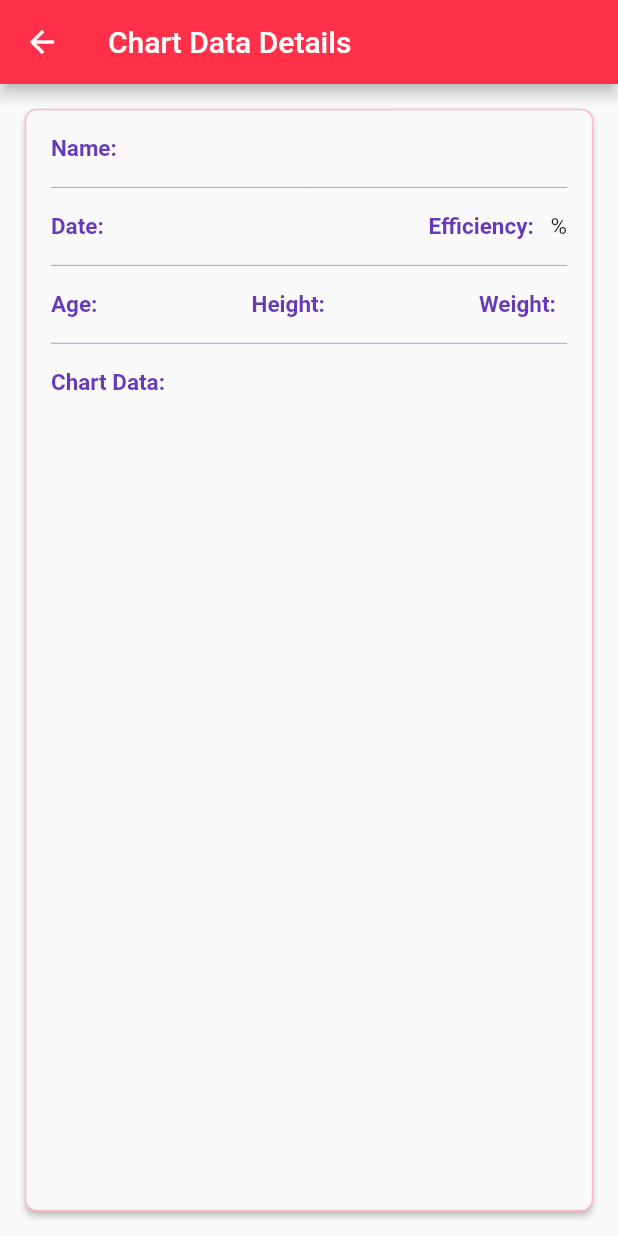
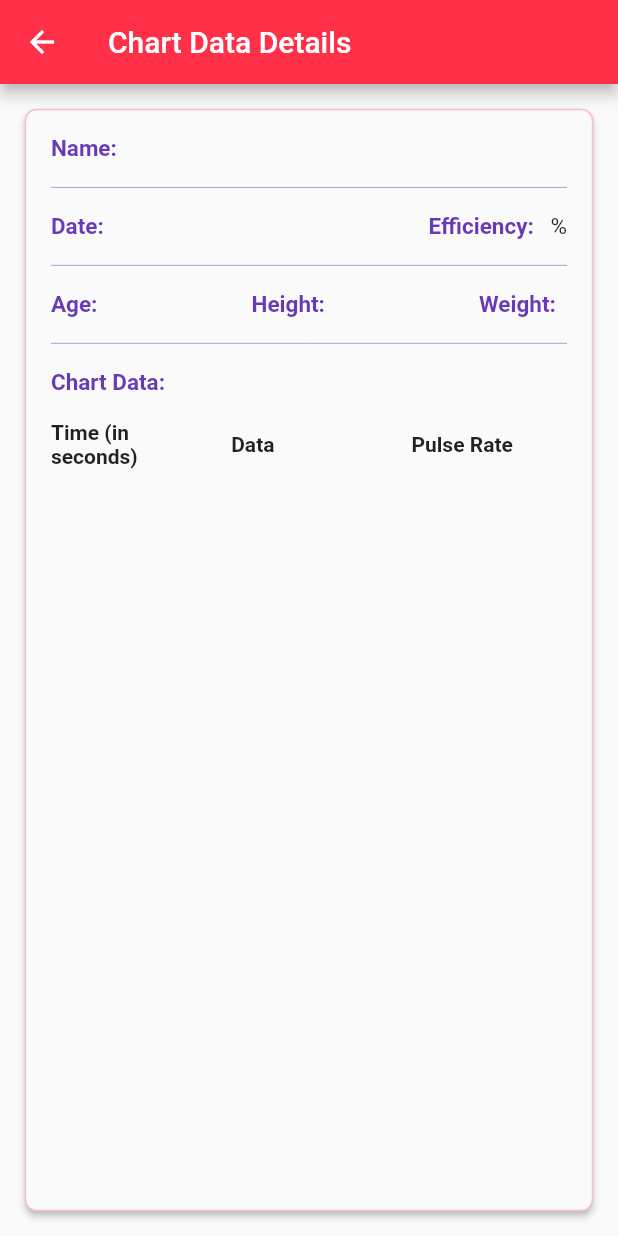
Before and after one commit to sdoshi983/ecg_monitoring_app, a Flutter app: the ChartDataDetailsPage screen opened directly with empty values, on a phone screen of 412 x 824 dp. Run offline on Flutter 3.47's test engine with Material 2 defaults, Android fonts, the phone set to English and light mode, and no system bars; our stand-ins replace audioplayers, cloud_firestore, firebase_core, firebase_database, lottie, shared_preferences and 1 more; accounts and stored records are empty.

Commit message:
stored and displayed chart data, added alert siren

```diff
--- a/lib/pages/chart_data_details_page.dart
+++ b/lib/pages/chart_data_details_page.dart
@@ -5,6 +5,7 @@ class ChartDataDetailsPage extends StatefulWidget {
   ChartDataDetailsPage({this.data});
 
   var data;
+
   @override
   State<ChartDataDetailsPage> createState() => _ChartDataDetailsPageState();
 }
@@ -33,19 +34,16 @@ class _ChartDataDetailsPageState extends State<ChartDataDetailsPage> {
             borderRadius: BorderRadius.circular(8),
             child: InkWell(
               onTap: () {
-                Future.delayed(Duration(milliseconds: 300), (){
-
-                });
+                Future.delayed(Duration(milliseconds: 300), () {});
               },
               child: Container(
                 decoration: BoxDecoration(
                     borderRadius: BorderRadius.circular(8),
-                    border:
-                    Border.all(color: themeColor.withOpacity(0.3))),
+                    border: Border.all(color: themeColor.withOpacity(0.3))),
                 padding: EdgeInsets.symmetric(
                   horizontal: width * 0.04,
-                  vertical: height * 0.02,
-                ),
+                  // vertical: height * 0.02,
+                ).copyWith(top: height * 0.02),
                 child: Column(
                   crossAxisAlignment: CrossAxisAlignment.start,
                   children: [
@@ -206,6 +204,86 @@ class _ChartDataDetailsPageState extends State<ChartDataDetailsPage> {
                         fontSize: 15,
                       ),
                     ),
+                    SizedBox(
+                      height: height * 0.02,
+                    ),
+                    Row(
+                      children: [
+                        Expanded(
+                          child: Text(
+                            'Time (in seconds)',
+                            style: TextStyle(
+                              fontWeight: FontWeight.w600,
+                            ),
+                          ),
+                        ),
+                        SizedBox(
+                          width: width * 0.04,
+                        ),
+                        Expanded(
+                          child: Text(
+                            'Data',
+                            style: TextStyle(
+                              fontWeight: FontWeight.w600,
+                            ),
+                          ),
+                        ),
+                        SizedBox(
+                          width: width * 0.04,
+                        ),
+                        Expanded(
+                          child: Text(
+                            'Pulse Rate',
+                            style: TextStyle(
+                              fontWeight: FontWeight.w600,
+                            ),
+                          ),
+                        )
+                      ],
+                    ),
+                    SizedBox(
+                      height: height * 0.02,
+                    ),
+                    Expanded(
+                      child: ListView.builder(
+                        physics: const BouncingScrollPhysics(),
+                        itemCount: widget.data['chartData'].length,
+                        itemBuilder: (_, index) {
+                          return Column(
+                            children: [
+                              Row(
+                                children: [
+                                  Expanded(
+                                    child: Text(widget.data['chartData'][index]
+                                            ['time']
+                                        .toString()),
+                                  ),
+                                  SizedBox(
+                                    width: width * 0.04,
+                                  ),
+                                  Expanded(
+                                    child: Text(widget.data['chartData'][index]
+                                            ['data']
+                                        .toString()),
+                                  ),
+                                  SizedBox(
+                                    width: width * 0.04,
+                                  ),
+                                  Expanded(
+                                    child: Text(widget.data['chartData'][index]
+                                            ['pulse']
+                                        .toString()),
+                                  )
+                                ],
+                              ),
+                              SizedBox(
+                                height: height * 0.02,
+                              )
+                            ],
+                          );
+                        },
+                      ),
+                    )
                   ],
                 ),
               ),
--- a/pubspec.yaml
+++ b/pubspec.yaml
@@ -40,6 +40,7 @@ dev_dependencies:
   cloud_firestore: ^4.7.0
   shared_preferences: ^2.1.1
   intl: 0.17.0
+  audioplayers: 3.0.1
 
 #  flutter_local_notifications: ^9.2.0
 #  flutter_platform_alert: ^0.2.1
```
Also changed, not shown: lib/pages/dashboard.dart (+20 -1 lines), lib/pages/ecg_plot.dart (+72 -23 lines), pubspec.lock, 1 other file.
